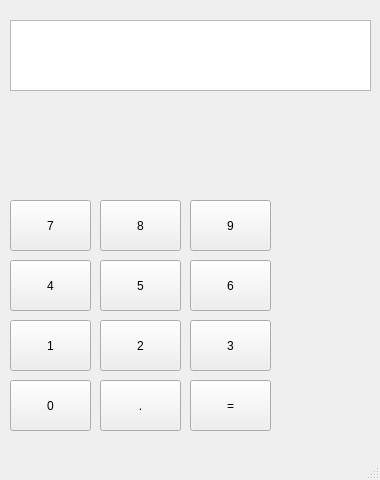
Hello-world-senior/QT_calculator, file mainwindow.ui: the form before one commit.
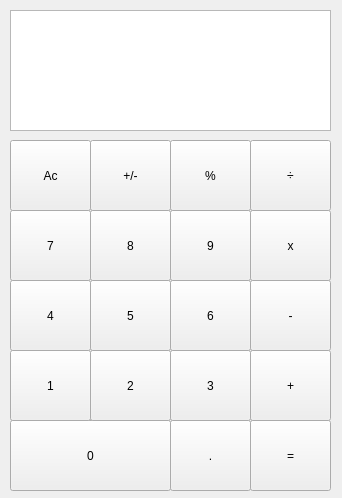
The form after the commit.

```diff
--- a/mainwindow.ui
+++ b/mainwindow.ui
@@ -6,8 +6,8 @@
    <rect>
     <x>0</x>
     <y>0</y>
-    <width>380</width>
-    <height>480</height>
+    <width>342</width>
+    <height>498</height>
    </rect>
   </property>
   <property name="windowTitle">
@@ -18,9 +18,9 @@
     <property name="geometry">
      <rect>
       <x>10</x>
-      <y>380</y>
-      <width>81</width>
-      <height>51</height>
+      <y>420</y>
+      <width>161</width>
+      <height>71</height>
      </rect>
     </property>
     <property name="text">
@@ -31,9 +31,9 @@
     <property name="geometry">
      <rect>
       <x>10</x>
-      <y>20</y>
-      <width>361</width>
-      <height>71</height>
+      <y>10</y>
+      <width>321</width>
+      <height>121</height>
      </rect>
     </property>
     <property name="readOnly">
@@ -44,9 +44,9 @@
     <property name="geometry">
      <rect>
       <x>10</x>
-      <y>320</y>
+      <y>350</y>
       <width>81</width>
-      <height>51</height>
+      <height>71</height>
      </rect>
     </property>
     <property name="text">
@@ -56,10 +56,10 @@
    <widget class="QPushButton" name="pushButton_3">
     <property name="geometry">
      <rect>
-      <x>100</x>
-      <y>320</y>
+      <x>90</x>
+      <y>350</y>
       <width>81</width>
-      <height>51</height>
+      <height>71</height>
      </rect>
     </property>
     <property name="text">
@@ -69,10 +69,10 @@
    <widget class="QPushButton" name="pushButton_4">
     <property name="geometry">
      <rect>
-      <x>190</x>
-      <y>320</y>
+      <x>170</x>
+      <y>350</y>
       <width>81</width>
-      <height>51</height>
+      <height>71</height>
      </rect>
     </property>
     <property name="text">
@@ -82,10 +82,10 @@
    <widget class="QPushButton" name="pushButton_5">
     <property name="geometry">
      <rect>
-      <x>100</x>
-      <y>380</y>
+      <x>170</x>
+      <y>420</y>
       <width>81</width>
-      <height>51</height>
+      <height>71</height>
      </rect>
     </property>
     <property name="text">
@@ -95,10 +95,10 @@
    <widget class="QPushButton" name="pushButton_6">
     <property name="geometry">
      <rect>
-      <x>190</x>
-      <y>380</y>
+      <x>250</x>
+      <y>420</y>
       <width>81</width>
-      <height>51</height>
+      <height>71</height>
      </rect>
     </property>
     <property name="text">
@@ -108,10 +108,10 @@
    <widget class="QPushButton" name="pushButton_7">
     <property name="geometry">
      <rect>
-      <x>190</x>
-      <y>260</y>
+      <x>170</x>
+      <y>280</y>
       <width>81</width>
-      <height>51</height>
+      <height>71</height>
      </rect>
     </property>
     <property name="text">
@@ -122,9 +122,9 @@
     <property name="geometry">
      <rect>
       <x>10</x>
-      <y>260</y>
+      <y>280</y>
       <width>81</width>
-      <height>51</height>
+      <height>71</height>
      </rect>
     </property>
     <property name="text">
@@ -134,10 +134,10 @@
    <widget class="QPushButton" name="pushButton_9">
     <property name="geometry">
      <rect>
-      <x>100</x>
-      <y>260</y>
+      <x>90</x>
+      <y>280</y>
       <width>81</width>
-      <height>51</height>
+      <height>71</height>
      </rect>
     </property>
     <property name="text">
@@ -147,10 +147,10 @@
    <widget class="QPushButton" name="pushButton_10">
     <property name="geometry">
      <rect>
-      <x>190</x>
-      <y>200</y>
+      <x>170</x>
+      <y>210</y>
       <width>81</width>
-      <height>51</height>
+      <height>71</height>
      </rect>
     </property>
     <property name="text">
@@ -161,9 +161,9 @@
     <property name="geometry">
      <rect>
       <x>10</x>
-      <y>200</y>
+      <y>210</y>
       <width>81</width>
-      <height>51</height>
+      <height>71</height>
      </rect>
     </property>
     <property name="text">
@@ -173,28 +173,108 @@
    <widget class="QPushButton" name="pushButton_12">
     <property name="geometry">
      <rect>
-      <x>100</x>
-      <y>200</y>
+      <x>90</x>
+      <y>210</y>
       <width>81</width>
-      <height>51</height>
+      <height>71</height>
      </rect>
     </property>
     <property name="text">
      <string>8</string>
     </property>
    </widget>
+   <widget class="QPushButton" name="Equal_button_2">
+    <property name="geometry">
+     <rect>
+      <x>250</x>
+      <y>350</y>
+      <width>81</width>
+      <height>71</height>
+     </rect>
+    </property>
+    <property name="text">
+     <string>+</string>
+    </property>
+   </widget>
+   <widget class="QPushButton" name="Equal_button_3">
+    <property name="geometry">
+     <rect>
+      <x>250</x>
+      <y>280</y>
+      <width>81</width>
+      <height>71</height>
+     </rect>
+    </property>
+    <property name="text">
+     <string>-</string>
+    </property>
+   </widget>
+   <widget class="QPushButton" name="Equal_button_4">
+    <property name="geometry">
+     <rect>
+      <x>250</x>
+      <y>210</y>
+      <width>81</width>
+      <height>71</height>
+     </rect>
+    </property>
+    <property name="text">
+     <string>x</string>
+    </property>
+   </widget>
+   <widget class="QPushButton" name="Equal_button_5">
+    <property name="geometry">
+     <rect>
+      <x>250</x>
+      <y>140</y>
+      <width>81</width>
+      <height>71</height>
+     </rect>
+    </property>
+    <property name="text">
+     <string>÷</string>
+    </property>
+   </widget>
+   <widget class="QPushButton" name="Nine_button_2">
+    <property name="geometry">
+     <rect>
+      <x>170</x>
+      <y>140</y>
+      <width>81</width>
+      <height>71</height>
+     </rect>
+    </property>
+    <property name="text">
+     <string>%</string>
+    </property>
+   </widget>
+   <widget class="QPushButton" name="Nine_button_3">
+    <property name="geometry">
+     <rect>
+      <x>90</x>
+      <y>140</y>
+      <width>81</width>
+      <height>71</height>
+     </rect>
+    </property>
+    <property name="text">
+     <string>+/-</string>
+    </property>
+   </widget>
+   <widget class="QPushButton" name="Nine_button_4">
+    <property name="geometry">
+     <rect>
+      <x>10</x>
+      <y>140</y>
+      <width>81</width>
+      <height>71</height>
+     </rect>
+    </property>
+    <property name="text">
+     <string>Ac</string>
+    </property>
+   </widget>
   </widget>
-  <widget class="QMenuBar" name="menubar">
-   <property name="geometry">
-    <rect>
-     <x>0</x>
-     <y>0</y>
-     <width>380</width>
-     <height>21</height>
-    </rect>
-   </property>
-  </widget>
-  <widget class="QStatusBar" name="statusbar"/>
  </widget>
  <resources/>
  <connections/>
```
Left out of the diff: 24 changed lines with no effect on the pictures.
